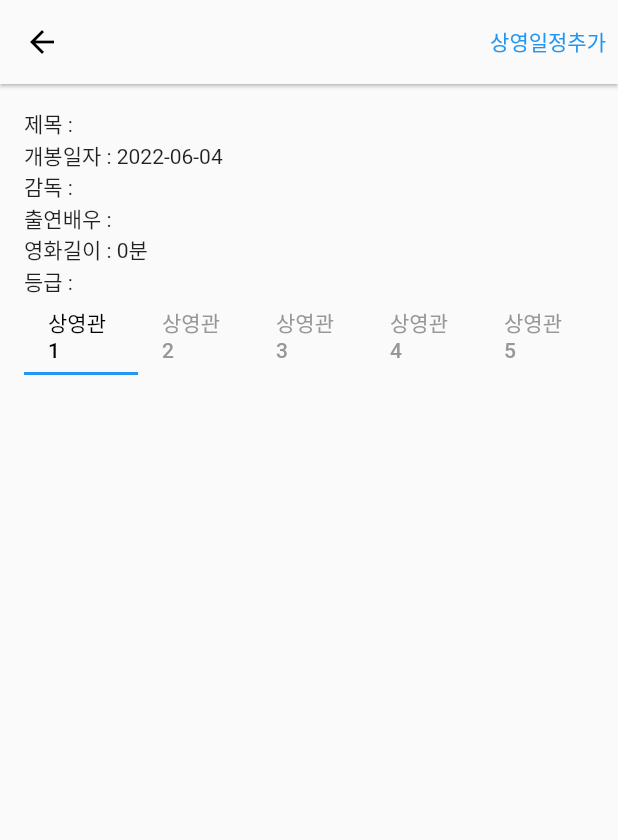
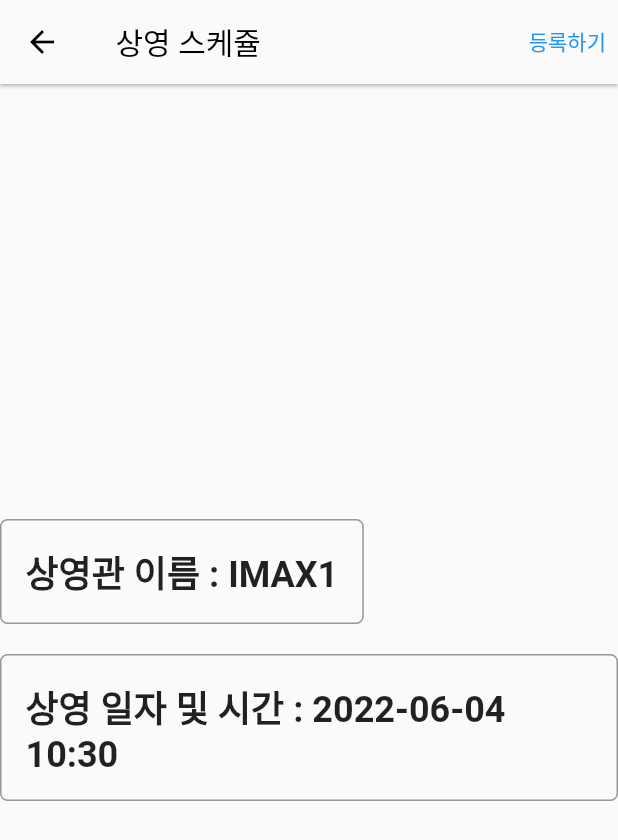
Before and after one commit to yunjunghun0116/DatabaseTP, a Flutter app: the MovieDetailScreen screen opened directly with empty values, after a tap on "상영일정추가", on a phone screen of 412 x 824 dp. Shown: the top 840 px of the screen. Run offline on Flutter 3.47's test engine with Material 2 defaults, Android fonts, the light colour scheme and no system bars; our stand-ins replace cloud_firestore, file_picker, firebase_core, firebase_storage, flutter_datetime_picker, get and 1 more; accounts and stored records are empty.

Commit message:
add schedule to firebase & scheduler.binding instance -> setstate의 무한호출 방지

```diff
--- a/movie_cnu_web/lib/constants.dart
+++ b/movie_cnu_web/lib/constants.dart
@@ -23,5 +23,28 @@ final List kGradeList = [
   '만18세이상 관람가',
   '청소년관람불가'
 ];
+
+final List kTheaterList = [
+  {
+    'id':'movie1',
+    'name':'IMAX1'
+  },
+  {
+    'id':'movie2',
+    'name':'IMAX2'
+  },
+  {
+    'id':'movie3',
+    'name':'IMAX3'
+  },
+  {
+    'id':'movie4',
+    'name':'IMAX4'
+  },
+  {
+    'id':'movie5',
+    'name':'IMAX5'
+  },
+];
 const noImageUrl =
     'https://image.mfa.go.th/mfa/r_0x740/bE5KohkHoq/migrate_directory/news-20190103-152039.jpg';
--- a/movie_cnu_web/lib/controllers/movie_controller.dart
+++ b/movie_cnu_web/lib/controllers/movie_controller.dart
@@ -1,16 +1,32 @@
 import 'dart:typed_data';
+import 'package:cloud_firestore/cloud_firestore.dart';
 import 'package:get/get.dart';
 import 'package:movie_cnu_web/models/movie.dart';
 import 'package:movie_cnu_web/services/firebase_service.dart';
+
+import '../models/schedule.dart';
 
 class MovieController extends GetxController {
   static MovieController get to => Get.find();
 
   final FirebaseService _firebaseService = FirebaseService();
 
+  Future<List<Schedule>> getMovieSchedule(String movieId,String theaterName)async{
+    List docs = await _firebaseService.getMovieSchedule(movieId, theaterName);
+    try{
+      return docs.map((e) {
+        return Schedule.fromJson(e.data());
+      }).toList();
+    }catch(e){
+      print(e);
+      return [];
+    }
+
+  }
+
   Future<List<Movie>> getRunningMovieList() async {
     return (await _firebaseService.getRunningMovie()).map((e) {
-      return Movie.fromJson(e);
+      return Movie.fromJson(e.data());
     }).toList();
   }
 
@@ -40,4 +56,13 @@ class MovieController extends GetxController {
       return false;
     }
   }
+
+  Future<bool> addSchedule(String movieId,String theaterName,DateTime movieRunningTime)async{
+    try{
+      return await FirebaseService().addSchedule(movieId, theaterName, movieRunningTime);
+    }catch(e){
+      print(e);
+      return false;
+    }
+  }
 }
--- a/movie_cnu_web/lib/main.dart
+++ b/movie_cnu_web/lib/main.dart
@@ -2,9 +2,7 @@ import 'package:firebase_core/firebase_core.dart';
 import 'package:flutter/material.dart';
 import 'package:get/get.dart';
 import 'package:movie_cnu_web/controllers/movie_controller.dart';
-import 'package:movie_cnu_web/screens/login_screen.dart';
 import 'package:movie_cnu_web/screens/main_screen.dart';
-import 'package:movie_cnu_web/services/firebase_service.dart';
 
 Future<void> main() async {
   WidgetsFlutterBinding.ensureInitialized();
--- /dev/null
+++ b/movie_cnu_web/lib/models/schedule.dart
@@ -0,0 +1,17 @@
+class Schedule {
+  final String movieId;
+  final String theaterName;
+  final DateTime movieRunningTime;
+
+  Schedule({
+    required this.movieId,
+    required this.theaterName,
+    required this.movieRunningTime,
+  });
+
+  factory Schedule.fromJson(json) => Schedule(
+        movieId: json['movieId'],
+        theaterName: json['theaterName'],
+        movieRunningTime: DateTime.parse(json['movieRunningTime']),
+      );
+}
--- /dev/null
+++ b/movie_cnu_web/lib/screens/add_schedule_screen.dart
@@ -0,0 +1,158 @@
+import 'package:flutter/cupertino.dart';
+import 'package:flutter/material.dart';
+import 'package:flutter/scheduler.dart';
+import 'package:flutter_datetime_picker/flutter_datetime_picker.dart';
+import 'package:get/get.dart';
+import 'package:movie_cnu_web/constants.dart';
+import 'package:movie_cnu_web/controllers/movie_controller.dart';
+import 'package:movie_cnu_web/models/movie.dart';
+
+class AddScheduleScreen extends StatefulWidget {
+  final Movie movie;
+  const AddScheduleScreen({Key? key, required this.movie}) : super(key: key);
+
+  @override
+  State<AddScheduleScreen> createState() => _AddScheduleScreenState();
+}
+
+class _AddScheduleScreenState extends State<AddScheduleScreen> {
+  int theaterIndex = 0;
+  DateTime movieRunningTime = DateTime.now();
+
+  @override
+  Widget build(BuildContext context) {
+    return Scaffold(
+      appBar: AppBar(
+        backgroundColor: kWhiteColor,
+        foregroundColor: kBlackColor,
+        elevation: 1,
+        title: Text('${widget.movie.title} 상영 스케쥴'),
+        actions: [
+          TextButton(
+            onPressed: () async {
+              await MovieController.to.addSchedule(widget.movie.id,
+                  kTheaterList[theaterIndex]['name'], movieRunningTime);
+              Get.back(result: true);
+            },
+            child: const Text('등록하기'),
+          ),
+        ],
+      ),
+      body: Center(
+        child: Column(
+          crossAxisAlignment: CrossAxisAlignment.start,
+          mainAxisSize: MainAxisSize.min,
+          children: [
+            GestureDetector(
+              onTap: () {
+                showModalBottomSheet(
+                    context: context,
+                    builder: (context) {
+                      return SizedBox(
+                        height: 200,
+                        child: Column(
+                          children: [
+                            GestureDetector(
+                              onTap: () {
+                                Navigator.pop(context);
+                              },
+                              child: Padding(
+                                padding: const EdgeInsets.all(16),
+                                child: Row(
+                                  mainAxisAlignment: MainAxisAlignment.end,
+                                  children: const [
+                                    Text(
+                                      '완료',
+                                      style: TextStyle(
+                                        fontSize: 20,
+                                        fontWeight: FontWeight.bold,
+                                        color: kBlueColor,
+                                      ),
+                                    ),
+                                  ],
+                                ),
+                              ),
+                            ),
+                            Expanded(
+                              child: CupertinoPicker(
+                                magnification: 1.0,
+                                selectionOverlay: Container(
+                                  margin: const EdgeInsets.only(left: 10),
+                                  height: 30,
+                                  decoration: const BoxDecoration(
+                                      borderRadius: BorderRadius.only(
+                                    topLeft: Radius.circular(5),
+                                    bottomLeft: Radius.circular(5),
+                                  )),
+                                ),
+                                itemExtent: 30,
+                                onSelectedItemChanged: (value) {
+                                  SchedulerBinding.instance.addPostFrameCallback((timeStamp) {
+                                    setState(() {
+                                      theaterIndex = value;
+                                    });
+                                  });
+                                },
+                                children: kTheaterList.map((e) {
+                                  return Text(e['name']);
+                                }).toList(),
+                              ),
+                            ),
+                          ],
+                        ),
+                      );
+                    });
+              },
+              child: Container(
+                padding: const EdgeInsets.all(16),
+                decoration: BoxDecoration(
+                  border: Border.all(color: kGreyColor),
+                  borderRadius: BorderRadius.circular(5),
+                ),
+                child: Text(
+                  '상영관 이름 : ${kTheaterList[theaterIndex]['name']}',
+                  style: const TextStyle(
+                    fontSize: 24,
+                    fontWeight: FontWeight.bold,
+                  ),
+                ),
+              ),
+            ),
+            const SizedBox(height: 20),
+            GestureDetector(
+              onTap: () {
+                DatePicker.showDatePicker(
+                  context,
+                  showTitleActions: true,
+                  minTime: DateTime(2022, 1, 1),
+                  maxTime: DateTime(2023, 12, 31),
+                  onConfirm: (DateTime date) {
+                    setState(() {
+                      movieRunningTime = date;
+                    });
+                  },
+                  currentTime: DateTime.now(),
+                  locale: LocaleType.ko,
+                );
+              },
+              child: Container(
+                padding: const EdgeInsets.all(16),
+                decoration: BoxDecoration(
+                  border: Border.all(color: kGreyColor),
+                  borderRadius: BorderRadius.circular(5),
+                ),
+                child: Text(
+                  '상영 일자 및 시간 : ${movieRunningTime.toString().substring(0, 16)}',
+                  style: const TextStyle(
+                    fontSize: 24,
+                    fontWeight: FontWeight.bold,
+                  ),
+                ),
+              ),
+            ),
+          ],
+        ),
+      ),
+    );
+  }
+}
--- a/movie_cnu_web/lib/screens/movie_detail_screen.dart
+++ b/movie_cnu_web/lib/screens/movie_detail_screen.dart
@@ -1,6 +1,8 @@
 import 'package:flutter/material.dart';
 import 'package:movie_cnu_web/constants.dart';
 import 'package:movie_cnu_web/models/movie.dart';
+import 'package:movie_cnu_web/screens/add_schedule_screen.dart';
+import 'package:movie_cnu_web/widgets/schedule_result.dart';
 import '../widgets/tab_button.dart';
 
 class MovieDetailScreen extends StatefulWidget {
@@ -31,7 +33,17 @@ class _MovieDetailScreenState extends State<MovieDetailScreen>
         elevation: 1,
         title: Text(widget.movie.title),
         actions: [
-          TextButton(onPressed: () {}, child: Text('상영일정추가')),
+          TextButton(
+              onPressed: () async {
+                bool? result = await Navigator.push(context,
+                    MaterialPageRoute(builder: (context) {
+                  return AddScheduleScreen(movie: widget.movie);
+                }));
+                if (result != null && result) {
+                  setState(() {});
+                }
+              },
+              child: const Text('상영일정추가')),
         ],
       ),
       body: Padding(
@@ -56,24 +68,19 @@ class _MovieDetailScreenState extends State<MovieDetailScreen>
               controller: _tabController,
               unselectedLabelColor: kGreyColor,
               labelColor: kBlackColor,
-              tabs: [
-                TabButton(text: '상영관1'),
-                TabButton(text: '상영관2'),
-                TabButton(text: '상영관3'),
-                TabButton(text: '상영관4'),
-                TabButton(text: '상영관5'),
-              ],
+              tabs: kTheaterList.map((e) {
+                return TabButton(text: e['name']);
+              }).toList(),
             ),
             Expanded(
               child: TabBarView(
                 controller: _tabController,
-                children: [
-                  Container(),
-                  Container(),
-                  Container(),
-                  Container(),
-                  Container(),
-                ],
+                children: kTheaterList.map((e) {
+                  return ScheduleResult(
+                    movieId: widget.movie.id,
+                    theaterName: e['name'],
+                  );
+                }).toList(),
               ),
             ),
           ],
--- a/movie_cnu_web/lib/screens/movie_screen.dart
+++ b/movie_cnu_web/lib/screens/movie_screen.dart
@@ -47,8 +47,8 @@ class MovieScreen extends StatelessWidget {
                   if (snapshot.hasData) {
                     List<Movie> movieList = snapshot.data as List<Movie>;
                     return GridView.count(
-                      childAspectRatio: 0.8,
-                      crossAxisCount: 5,
+                      shrinkWrap: true,
+                      crossAxisCount: 4,
                       mainAxisSpacing: 10,
                       crossAxisSpacing: 10,
                       children: movieList.map((Movie movie) {
--- a/movie_cnu_web/lib/services/firebase_service.dart
+++ b/movie_cnu_web/lib/services/firebase_service.dart
@@ -15,10 +15,18 @@ class FirebaseService {
   final FirebaseFirestore _firebaseFirestore = FirebaseFirestore.instance;
   final FirebaseStorage _firebaseStorage = FirebaseStorage.instance;
 
+  Future<List> getMovieSchedule(String movieId, String theaterName) async {
+    QuerySnapshot scheduleList = await _firebaseFirestore
+        .collection('schedule')
+        .where('movieId', isEqualTo: movieId)
+        .where('theaterName', isEqualTo: theaterName)
+        .get();
+    return scheduleList.docs;
+  }
+
   Future<List> getRunningMovie() async {
     DateTime nowTime = DateTime.now();
     DateTime subtractedTime = nowTime.subtract(const Duration(days: 10));
-    print('nowTime : $nowTime\nsubtractedTime : $subtractedTime');
     QuerySnapshot movieList = await _firebaseFirestore
         .collection('movie')
         .where('openDate', isGreaterThanOrEqualTo: subtractedTime.toString())
@@ -58,4 +66,19 @@ class FirebaseService {
       return false;
     }
   }
+
+  Future<bool> addSchedule(
+      String movieId, String theaterName, DateTime movieRunningTime) async {
+    try {
+      await _firebaseFirestore.collection('schedule').add({
+        'movieId': movieId,
+        'movieRunningTime': movieRunningTime.toString(),
+        'theaterName': theaterName,
+      });
+      return true;
+    } catch (e) {
+      print(e);
+      return false;
+    }
+  }
 }
--- /dev/null
+++ b/movie_cnu_web/lib/widgets/schedule_card.dart
@@ -0,0 +1,24 @@
+import 'package:flutter/material.dart';
+
+import '../models/schedule.dart';
+
+class ScheduleCard extends StatelessWidget {
+  final Schedule schedule;
+  const ScheduleCard({Key? key, required this.schedule}) : super(key: key);
+
+  @override
+  Widget build(BuildContext context) {
+    return Container(
+      padding: const EdgeInsets.all(16),
+      child: Column(
+        crossAxisAlignment: CrossAxisAlignment.start,
+        mainAxisSize: MainAxisSize.min,
+        children: [
+          Text('상영관 : ${schedule.theaterName}'),
+          Text(
+              '상영시간 : ${schedule.movieRunningTime.toString().substring(0, 16)}'),
+        ],
+      ),
+    );
+  }
+}
--- /dev/null
+++ b/movie_cnu_web/lib/widgets/schedule_result.dart
@@ -0,0 +1,32 @@
+import 'package:flutter/material.dart';
+import 'package:movie_cnu_web/controllers/movie_controller.dart';
+import 'package:movie_cnu_web/models/schedule.dart';
+import 'package:movie_cnu_web/widgets/schedule_card.dart';
+
+class ScheduleResult extends StatelessWidget {
+  final String movieId;
+  final String theaterName;
+  const ScheduleResult(
+      {Key? key, required this.movieId, required this.theaterName})
+      : super(key: key);
+
+  @override
+  Widget build(BuildContext context) {
+    return FutureBuilder(
+      future: MovieController.to.getMovieSchedule(movieId, theaterName),
+      builder: (context, snapshot) {
+        if (snapshot.hasData && (snapshot.data as List<Schedule>).isNotEmpty)  {
+          List<Schedule> scheduleList = snapshot.data as List<Schedule>;
+          return Column(
+            children: scheduleList.map((Schedule e){
+              return ScheduleCard(schedule: e);
+            }).toList(),
+          );
+        }
+        return Center(
+          child: Text('해당 영화의 $theaterName에서의 상영 예정 스케쥴이 존재하지 않습니다'),
+        );
+      },
+    );
+  }
+}
--- a/movie_cnu_web/lib/widgets/select_grade_bottom_sheet.dart
+++ b/movie_cnu_web/lib/widgets/select_grade_bottom_sheet.dart
@@ -23,7 +23,7 @@ class SelectGradeBottomSheet extends StatelessWidget {
                 onPressed: () {
                   Navigator.pop(context,_grade);
                 },
-                child: Text('설정완료',style: TextStyle(fontSize: 16,fontWeight: FontWeight.bold),),
+                child: const Text('설정완료',style: TextStyle(fontSize: 16,fontWeight: FontWeight.bold),),
               ),
             ],
           ),
```
Also changed, not shown: movie_cnu_web/lib/screens/login_screen.dart (deleted, +0 -16 lines), movie_cnu_web/lib/widgets/movie_card.dart (+1 -10 lines).
